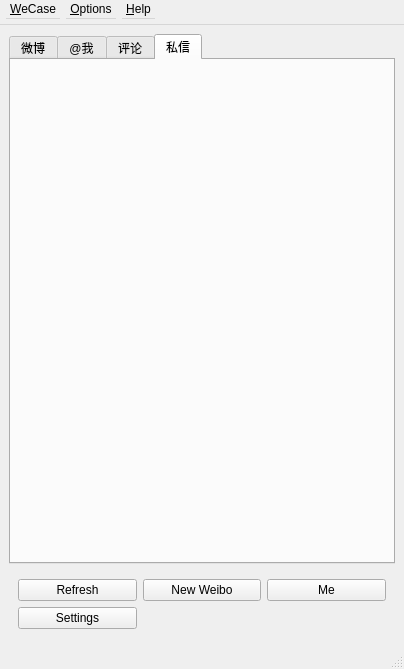
Before: the Qt Designer form ui/MainWindow.ui in WeCase/WeCase, drawn with Qt 5.
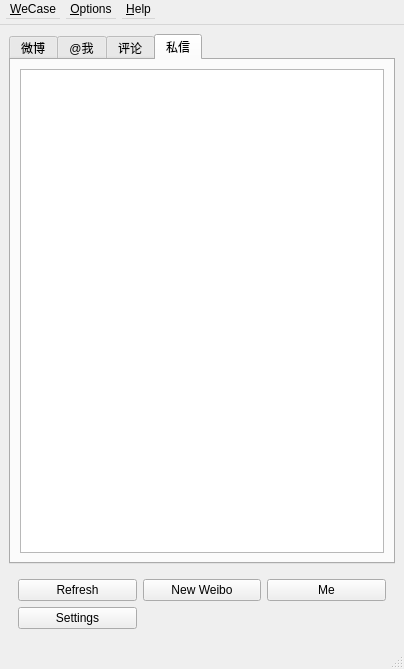
After: the same form once the commit is applied. The open tabs and pages were chosen to show the change.

```diff
--- a/ui/MainWindow.ui
+++ b/ui/MainWindow.ui
@@ -59,6 +59,11 @@
        <attribute name="title">
         <string>私信</string>
        </attribute>
+       <layout class="QVBoxLayout" name="verticalLayout_5">
+        <item>
+         <widget class="QListView" name="listView_4"/>
+        </item>
+       </layout>
       </widget>
      </widget>
     </item>
```
Left out of the diff: 35 changed lines with no effect on the pictures.
